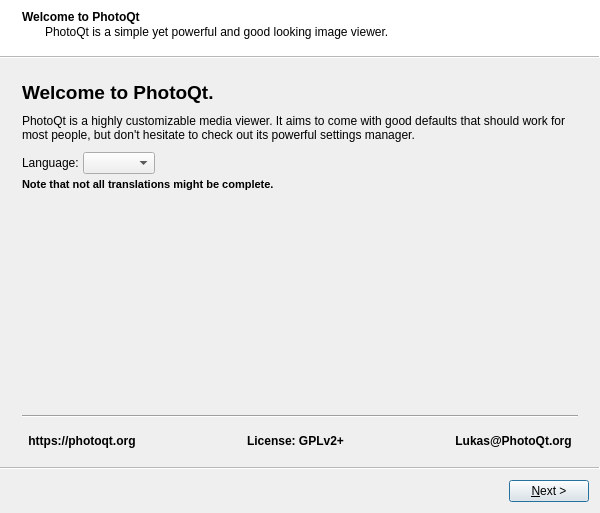
The window that cplusplus/other/startuphandler/pqc_wizard.ui (luspi/photoqt) describes before a commit, drawn with Qt 5.
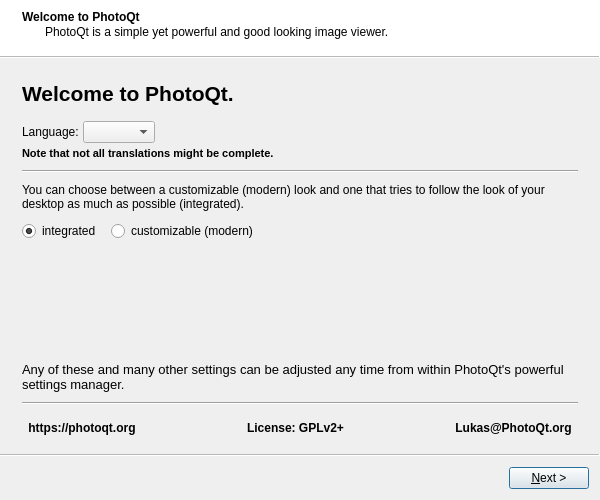
The same window after the commit.

Commit message: [PQCWizard] fresh install still offers interface selection, reduce text quantity overall

```diff
--- a/cplusplus/other/startuphandler/pqc_wizard.ui
+++ b/cplusplus/other/startuphandler/pqc_wizard.ui
@@ -7,7 +7,7 @@
     <x>0</x>
     <y>0</y>
     <width>600</width>
-    <height>513</height>
+    <height>500</height>
    </rect>
   </property>
   <property name="windowTitle">
@@ -55,7 +55,7 @@
        <widget class="QLabel" name="label">
         <property name="font">
          <font>
-          <pointsize>14</pointsize>
+          <pointsize>16</pointsize>
           <bold>true</bold>
          </font>
         </property>
@@ -68,14 +68,20 @@
        </widget>
       </item>
       <item>
-       <widget class="QLabel" name="label_2">
-        <property name="text">
-         <string comment="wizard">PhotoQt is a highly customizable media viewer. It aims to come with good defaults that should work for most people, but don't hesitate to check out its powerful settings manager.</string>
+       <spacer name="verticalSpacer">
+        <property name="orientation">
+         <enum>Qt::Orientation::Vertical</enum>
         </property>
-        <property name="wordWrap">
-         <bool>true</bool>
+        <property name="sizeType">
+         <enum>QSizePolicy::Policy::Fixed</enum>
         </property>
-       </widget>
+        <property name="sizeHint" stdset="0">
+         <size>
+          <width>20</width>
+          <height>5</height>
+         </size>
+        </property>
+       </spacer>
       </item>
       <item>
        <layout class="QVBoxLayout" name="verticalLayout_4">
@@ -128,7 +134,61 @@
        </layout>
       </item>
       <item>
-       <spacer name="verticalSpacer">
+       <widget class="Line" name="line">
+        <property name="orientation">
+         <enum>Qt::Orientation::Horizontal</enum>
+        </property>
+       </widget>
+      </item>
+      <item>
+       <widget class="QLabel" name="label_8">
+        <property name="text">
+         <string>You can choose between a customizable (modern) look and one that tries to follow the look of your desktop as much as possible (integrated).</string>
+        </property>
+        <property name="wordWrap">
+         <bool>true</bool>
+        </property>
+       </widget>
+      </item>
+      <item>
+       <layout class="QHBoxLayout" name="horizontalLayout_2">
+        <property name="spacing">
+         <number>10</number>
+        </property>
+        <item>
+         <widget class="QRadioButton" name="interfaceIntegrated">
+          <property name="text">
+           <string>integrated</string>
+          </property>
+          <property name="checked">
+           <bool>true</bool>
+          </property>
+         </widget>
+        </item>
+        <item>
+         <widget class="QRadioButton" name="interfaceModern">
+          <property name="text">
+           <string>customizable (modern)</string>
+          </property>
+         </widget>
+        </item>
+        <item>
+         <spacer name="horizontalSpacer_4">
+          <property name="orientation">
+           <enum>Qt::Orientation::Horizontal</enum>
+          </property>
+          <property name="sizeHint" stdset="0">
+           <size>
+            <width>40</width>
+            <height>20</height>
+           </size>
+          </property>
+         </spacer>
+        </item>
+       </layout>
+      </item>
+      <item>
+       <spacer name="verticalSpacer_6">
         <property name="orientation">
          <enum>Qt::Orientation::Vertical</enum>
         </property>
@@ -140,6 +200,22 @@
         </property>
        </spacer>
       </item>
+      <item>
+       <widget class="QLabel" name="label_7">
+        <property name="font">
+         <font>
+          <pointsize>10</pointsize>
+          <bold>false</bold>
+         </font>
+        </property>
+        <property name="text">
+         <string>Any of these and many other settings can be adjusted any time from within PhotoQt's powerful settings manager.</string>
+        </property>
+        <property name="wordWrap">
+         <bool>true</bool>
+        </property>
+       </widget>
+      </item>
       <item>
        <widget class="Line" name="lineUpdateReset2">
         <property name="orientation">
```
The commit also changes 3 other files.
